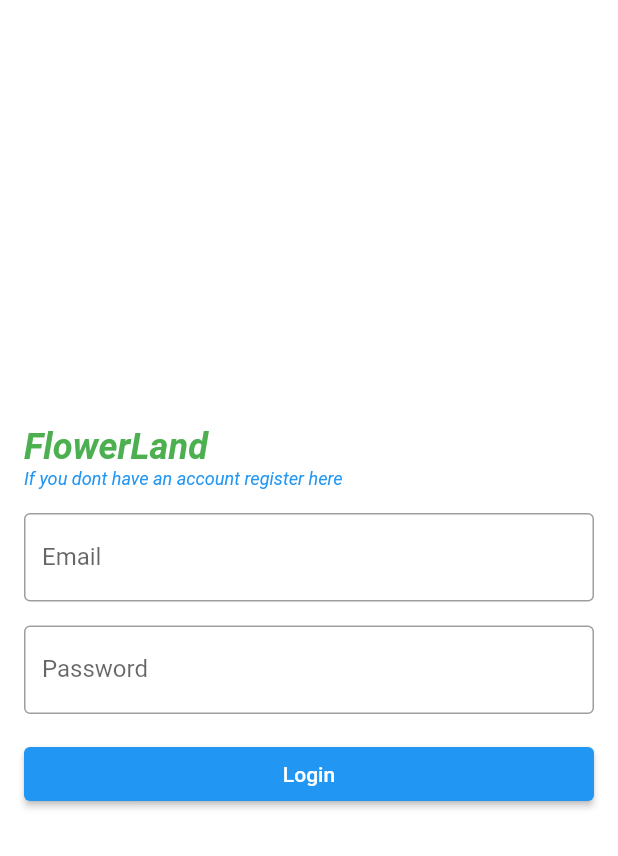
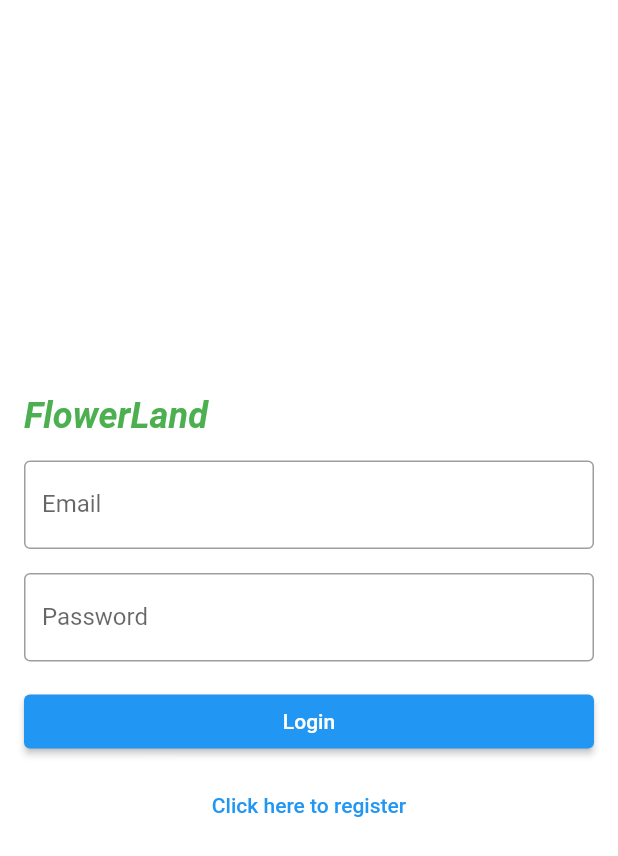
Before and after one commit to DemetMemish/flower_shop-master, a Flutter app: the Signin screen opened by its route, on a phone screen of 412 x 824 dp. Shown: the top 856 px of the screen. Run offline on Flutter 3.47's test engine with Material 2 defaults, Android fonts, the phone set to English and light mode, and no system bars; our stand-ins replace image_picker, location; network calls fail.

```diff
--- a/lib/view/home/widgets/Signin.dart
+++ b/lib/view/home/widgets/Signin.dart
@@ -1,5 +1,7 @@
+import 'package:flower_shop/view/home/widgets/register_screen.dart';
 import 'package:flutter/material.dart';
 import 'package:flower_shop/view/home/home_screen.dart';
+
 
 class Signin extends StatelessWidget {
   const Signin({Key? key}) : super(key: key);
@@ -16,19 +18,20 @@ class Signin extends StatelessWidget {
             Text(
               'FlowerLand',
               style: TextStyle(
-                fontSize: 24,
-                fontWeight: FontWeight.bold,
-                color: Colors.green,
-                fontStyle: FontStyle.italic
+                  fontSize: 24,
+                  fontWeight: FontWeight.bold,
+                  color: Colors.green,
+                  fontStyle: FontStyle.italic
               ),
             ),
-            Text('If you dont have an account register here',
-                style: TextStyle(
-                  fontSize: 12,
-                  color: Colors.blue,
-                  fontStyle: FontStyle.italic,
-                ),
-            ),
+            // Text(
+            //   'If you don\'t have an account, register here',
+            //   style: TextStyle(
+            //     fontSize: 12,
+            //     color: Colors.blue,
+            //     fontStyle: FontStyle.italic,
+            //   ),
+            // ),
             SizedBox(height: 16.0),
             TextFormField(
               decoration: InputDecoration(
@@ -54,7 +57,16 @@ class Signin extends StatelessWidget {
               },
               child: Text('Login'),
             ),
-
+            SizedBox(height: 8.0),
+            TextButton(
+              onPressed: () {
+                Navigator.push(
+                  context,
+                  MaterialPageRoute(builder: (context) => RegisterScreen()),
+                );
+              },
+              child: Text('Click here to register'),
+            ),
           ],
         ),
       ),
```
Also changed, not shown: lib/view/home/widgets/register_screen.dart (added, +54 -0 lines).
